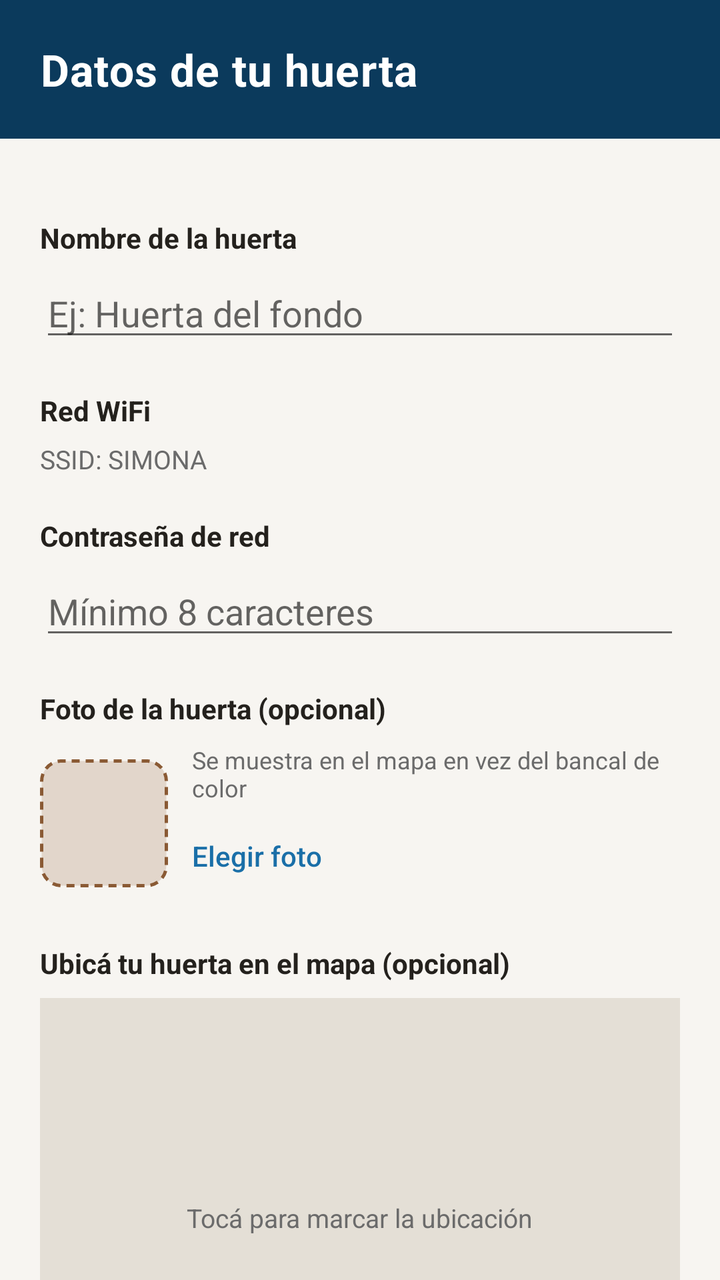
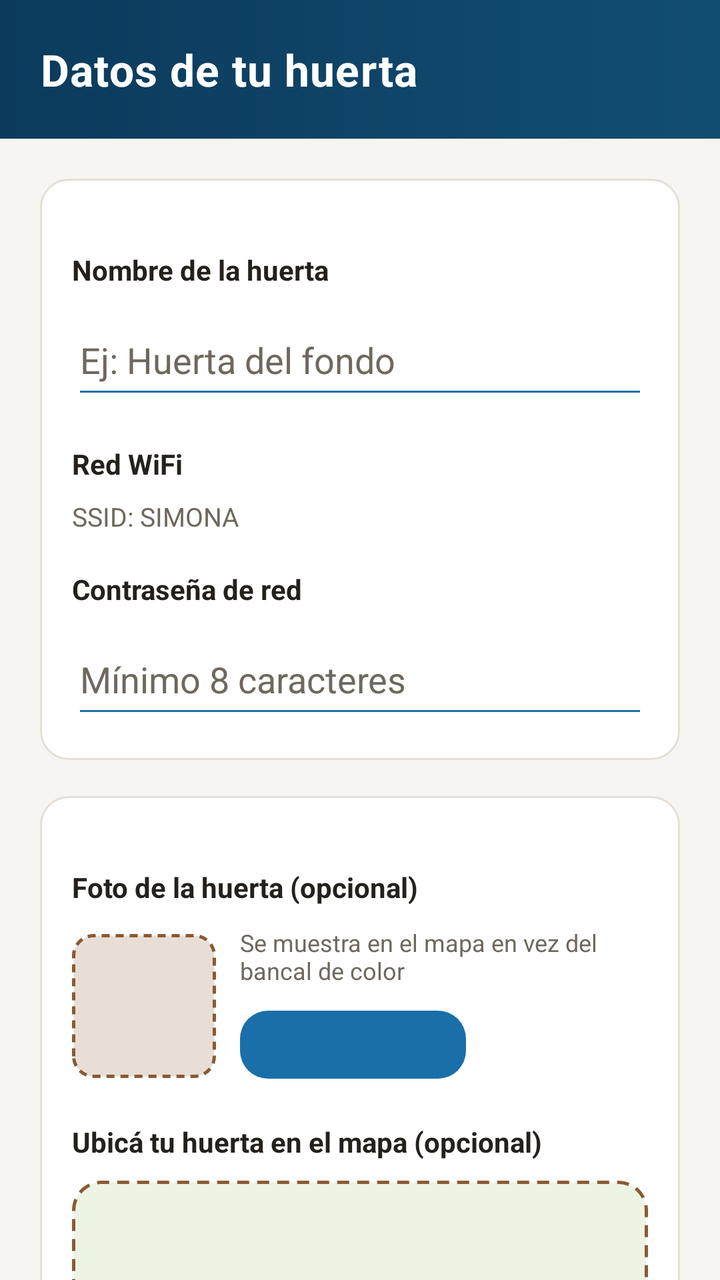

Two renders of the same Android screen: before a commit and after it. Below are the layout's source before the change and the commit's diff.
<!-- AndroidManifest.xml: application theme Theme.Simona -->
<!-- res/layout/activity_datos_huerta.xml -->
<?xml version="1.0" encoding="utf-8"?>
<androidx.core.widget.NestedScrollView
    xmlns:android="http://schemas.android.com/apk/res/android"
    xmlns:app="http://schemas.android.com/apk/res-auto"
    android:layout_width="match_parent"
    android:layout_height="match_parent"
    android:background="@color/simona_superficie"
    android:fillViewport="true">

    <LinearLayout
        android:layout_width="match_parent"
        android:layout_height="wrap_content"
        android:orientation="vertical">

        <LinearLayout
            android:layout_width="match_parent"
            android:layout_height="wrap_content"
            android:orientation="vertical"
            android:background="@drawable/bg_header"
            android:padding="20dp">

            <TextView
                android:layout_width="wrap_content"
                android:layout_height="wrap_content"
                android:text="@string/datos_huerta_titulo"
                android:textAppearance="@style/TextAppearance.Simona.HeaderTitle" />

        </LinearLayout>

        <LinearLayout
            android:layout_width="match_parent"
            android:layout_height="wrap_content"
            android:orientation="vertical"
            android:padding="20dp">

            
            <TextView style="@style/RangoTitulo" android:text="@string/label_nombre_huerta" />
            <EditText
                android:id="@+id/etNombre"
                android:layout_width="match_parent"
                android:layout_height="wrap_content"
                android:layout_marginTop="6dp"
                android:hint="@string/hint_nombre_huerta"
                android:inputType="textCapSentences"
                android:maxLines="1"
                android:textColor="@color/simona_dark_gray" />
            <TextView
                android:id="@+id/tvErrorNombre"
                style="@style/RangoAviso"
                android:text="@string/error_nombre_huerta_vacio"
                android:visibility="gone" />

            
            <TextView style="@style/RangoTitulo" android:text="@string/label_red_wifi" />
            <TextView
                android:layout_width="wrap_content"
                android:layout_height="wrap_content"
                android:layout_marginTop="6dp"
                android:text="@string/ssid_fijo"
                android:textColor="#6B6B6B"
                android:textSize="13sp" />

            <TextView style="@style/RangoTitulo" android:text="@string/label_password_red" />
            <EditText
                android:id="@+id/etPassword"
                android:layout_width="match_parent"
                android:layout_height="wrap_content"
                android:layout_marginTop="6dp"
                android:hint="@string/hint_password_red"
                android:inputType="textPassword"
                android:maxLines="1"
                android:textColor="@color/simona_dark_gray" />
            <TextView
                android:id="@+id/tvErrorPassword"
                style="@style/RangoAviso"
                android:text="@string/error_password_corta"
                android:visibility="gone" />

            
            <TextView style="@style/RangoTitulo" android:text="@string/label_foto_huerta" />
            <LinearLayout
                android:layout_width="match_parent"
                android:layout_height="wrap_content"
                android:layout_marginTop="8dp"
                android:orientation="horizontal"
                android:gravity="center_vertical">

                <FrameLayout
                    android:layout_width="64dp"
                    android:layout_height="64dp"
                    android:background="@drawable/bg_bancal">

                    <ImageView
                        android:id="@+id/ivFotoPreview"
                        android:layout_width="match_parent"
                        android:layout_height="match_parent"
                        android:scaleType="centerCrop"
                        android:visibility="gone"
                        android:contentDescription="@string/label_foto_huerta" />

                </FrameLayout>

                <LinearLayout
                    android:layout_width="0dp"
                    android:layout_height="wrap_content"
                    android:layout_weight="1"
                    android:layout_marginStart="12dp"
                    android:orientation="vertical">

                    <TextView
                        android:id="@+id/tvFotoHint"
                        android:layout_width="wrap_content"
                        android:layout_height="wrap_content"
                        android:text="@string/hint_foto_huerta"
                        android:textColor="#6B6B6B"
                        android:textSize="12sp" />

                    <com.google.android.material.button.MaterialButton
                        android:id="@+id/btnElegirFoto"
                        style="@style/Widget.MaterialComponents.Button.TextButton"
                        android:layout_width="wrap_content"
                        android:layout_height="wrap_content"
                        android:layout_marginTop="2dp"
                        android:paddingStart="0dp"
                        android:paddingEnd="0dp"
                        android:minWidth="0dp"
                        android:text="@string/btn_elegir_foto"
                        android:textColor="@color/simona_blue" />

                    <com.google.android.material.button.MaterialButton
                        android:id="@+id/btnQuitarFoto"
                        style="@style/Widget.MaterialComponents.Button.TextButton"
                        android:layout_width="wrap_content"
                        android:layout_height="wrap_content"
                        android:paddingStart="0dp"
                        android:paddingEnd="0dp"
                        android:minWidth="0dp"
                        android:text="@string/btn_quitar_foto"
                        android:textColor="@color/simona_rojo"
                        android:visibility="gone" />

                </LinearLayout>

            </LinearLayout>

            
            <TextView style="@style/RangoTitulo" android:text="@string/label_ubicacion_mapa" />
            <FrameLayout
                android:id="@+id/croquis"
                android:layout_width="match_parent"
                android:layout_height="220dp"
                android:layout_marginTop="8dp"
                android:background="@color/simona_light_gray">

                <TextView
                    android:id="@+id/tvCroquisHint"
                    android:layout_width="wrap_content"
                    android:layout_height="wrap_content"
                    android:layout_gravity="center"
                    android:text="@string/hint_croquis"
                    android:textColor="#6B6B6B"
                    android:textSize="13sp" />

                <View
                    android:id="@+id/marcador"
                    android:layout_width="22dp"
                    android:layout_height="22dp"
                    android:layout_gravity="top|start"
                    android:background="@drawable/marker_huerta"
                    android:visibility="gone" />

            </FrameLayout>

            <com.google.android.material.button.MaterialButton
                android:id="@+id/btnGuardar"
                android:layout_width="match_parent"
                android:layout_height="52dp"
                android:layout_marginTop="24dp"
                android:backgroundTint="@color/simona_blue"
                android:text="@string/guardar_y_continuar"
                android:textAllCaps="false"
                android:textColor="@color/simona_white"
                android:textStyle="bold"
                app:cornerRadius="12dp" />

        </LinearLayout>

    </LinearLayout>

</androidx.core.widget.NestedScrollView>
<!-- resources referenced by this layout -->
<resources>
  <color name="simona_blue">@color/simona_azul</color>
  <color name="simona_dark_gray">@color/simona_tinta</color>
  <color name="simona_light_gray">@color/simona_linea</color>
  <color name="simona_white">@color/simona_blanco</color>
  <!-- drawable bg_header (drawable) -->
  <?xml version="1.0" encoding="utf-8"?>
  <shape xmlns:android="http://schemas.android.com/apk/res/android"
      android:shape="rectangle">
      <solid android:color="@color/simona_azul_header" />
  </shape>
  <!-- drawable marker_huerta (drawable) -->
  <?xml version="1.0" encoding="utf-8"?>
  
  <shape xmlns:android="http://schemas.android.com/apk/res/android"
      android:shape="oval">
      <solid android:color="@color/simona_green" />
      <stroke
          android:width="2dp"
          android:color="@color/simona_white" />
  </shape>
  <style name="RangoTitulo">
          <item name="android:layout_width">wrap_content</item>
          <item name="android:layout_height">wrap_content</item>
          <item name="android:layout_marginTop">20dp</item>
          <item name="android:textColor">@color/simona_dark_gray</item>
          <item name="android:textSize">14sp</item>
          <item name="android:textStyle">bold</item>
      </style>
  <style name="TextAppearance.Simona.HeaderTitle" parent="TextAppearance.Simona">
          <item name="android:textColor">@color/simona_on_color</item>
          <item name="android:textSize">22sp</item>
          <item name="android:textStyle">bold</item>
          <item name="android:letterSpacing">0.02</item>
      </style>
  <style name="Theme.Simona" parent="Theme.MaterialComponents.DayNight.NoActionBar">
          <item name="colorPrimary">@color/simona_azul</item>
          <item name="colorPrimaryVariant">@color/simona_azul_oscuro</item>
          <item name="colorOnPrimary">@color/simona_on_color</item>
          <item name="colorSecondary">@color/simona_verde_claro</item>
          <item name="colorOnSecondary">@color/simona_on_accent</item>
          <item name="android:statusBarColor">@color/simona_azul_header</item>
          <item name="android:navigationBarColor">@color/simona_blanco</item>
          <item name="android:windowBackground">@color/simona_superficie</item>
          <item name="materialButtonStyle">@style/Widget.Simona.Button</item>
      </style>
  <color name="simona_green">@color/simona_verde_claro</color>
  <style name="TextAppearance.Simona" parent="TextAppearance.MaterialComponents.Body1" />
  <color name="simona_azul_oscuro">#0F4C73</color>
  <style name="Widget.Simona.Button" parent="Widget.MaterialComponents.Button">
          <item name="cornerRadius">12dp</item>
          <item name="android:textAllCaps">false</item>
          <item name="android:letterSpacing">0</item>
      </style>
  <!-- unchanged entries left out for length: 29 -->
</resources>

<!-- the commit's change to res/layout/activity_datos_huerta.xml (unified diff, before → after) -->
@@ -15,8 +15,8 @@
         <LinearLayout
             android:layout_width="match_parent"
             android:layout_height="wrap_content"
+            android:background="@drawable/bg_header"
             android:orientation="vertical"
-            android:background="@drawable/bg_header"
             android:padding="20dp">
 
             <TextView
@@ -24,7 +24,6 @@
                 android:layout_height="wrap_content"
                 android:text="@string/datos_huerta_titulo"
                 android:textAppearance="@style/TextAppearance.Simona.HeaderTitle" />
-
         </LinearLayout>
 
         <LinearLayout
@@ -33,158 +32,179 @@
             android:orientation="vertical"
             android:padding="20dp">
 
-            
-            <TextView style="@style/RangoTitulo" android:text="@string/label_nombre_huerta" />
-            <EditText
-                android:id="@+id/etNombre"
-                android:layout_width="match_parent"
-                android:layout_height="wrap_content"
-                android:layout_marginTop="6dp"
-                android:hint="@string/hint_nombre_huerta"
-                android:inputType="textCapSentences"
-                android:maxLines="1"
-                android:textColor="@color/simona_dark_gray" />
-            <TextView
-                android:id="@+id/tvErrorNombre"
-                style="@style/RangoAviso"
-                android:text="@string/error_nombre_huerta_vacio"
-                android:visibility="gone" />
-
-            
-            <TextView style="@style/RangoTitulo" android:text="@string/label_red_wifi" />
-            <TextView
-                android:layout_width="wrap_content"
-                android:layout_height="wrap_content"
-                android:layout_marginTop="6dp"
-                android:text="@string/ssid_fijo"
-                android:textColor="#6B6B6B"
-                android:textSize="13sp" />
-
-            <TextView style="@style/RangoTitulo" android:text="@string/label_password_red" />
-            <EditText
-                android:id="@+id/etPassword"
-                android:layout_width="match_parent"
-                android:layout_height="wrap_content"
-                android:layout_marginTop="6dp"
-                android:hint="@string/hint_password_red"
-                android:inputType="textPassword"
-                android:maxLines="1"
-                android:textColor="@color/simona_dark_gray" />
-            <TextView
-                android:id="@+id/tvErrorPassword"
-                style="@style/RangoAviso"
-                android:text="@string/error_password_corta"
-                android:visibility="gone" />
-
-            
-            <TextView style="@style/RangoTitulo" android:text="@string/label_foto_huerta" />
             <LinearLayout
                 android:layout_width="match_parent"
                 android:layout_height="wrap_content"
-                android:layout_marginTop="8dp"
-                android:orientation="horizontal"
-                android:gravity="center_vertical">
+                android:background="@drawable/bg_chip_resumen"
+                android:orientation="vertical"
+                android:padding="16dp">
+
+                <TextView
+                    style="@style/RangoTitulo"
+                    android:text="@string/label_nombre_huerta" />
+
+                <EditText
+                    android:id="@+id/etNombre"
+                    android:layout_width="match_parent"
+                    android:layout_height="52dp"
+                    android:layout_marginTop="8dp"
+                    android:backgroundTint="@color/simona_azul"
+                    android:hint="@string/hint_nombre_huerta"
+                    android:inputType="textCapSentences"
+                    android:maxLines="1"
+                    android:textColor="@color/simona_tinta"
+                    android:textColorHint="@color/simona_tinta_suave" />
+
+                <TextView
+                    android:id="@+id/tvErrorNombre"
+                    style="@style/RangoAviso"
+                    android:text="@string/error_nombre_huerta_vacio"
+                    android:visibility="gone" />
+
+                <TextView
+                    style="@style/RangoTitulo"
+                    android:layout_marginTop="18dp"
+                    android:text="@string/label_red_wifi" />
+
+                <TextView
+                    android:layout_width="wrap_content"
+                    android:layout_height="wrap_content"
+                    android:layout_marginTop="8dp"
+                    android:text="@string/ssid_fijo"
+                    android:textColor="@color/simona_tinta_suave"
+                    android:textSize="13sp" />
+
+                <TextView
+                    style="@style/RangoTitulo"
+                    android:layout_marginTop="18dp"
+                    android:text="@string/label_password_red" />
+
+                <EditText
+                    android:id="@+id/etPassword"
+                    android:layout_width="match_parent"
+                    android:layout_height="52dp"
+                    android:layout_marginTop="8dp"
+                    android:backgroundTint="@color/simona_azul"
+                    android:hint="@string/hint_password_red"
+                    android:inputType="textPassword"
+                    android:maxLines="1"
+                    android:textColor="@color/simona_tinta"
+                    android:textColorHint="@color/simona_tinta_suave" />
+
+                <TextView
+                    android:id="@+id/tvErrorPassword"
+                    style="@style/RangoAviso"
+                    android:text="@string/error_password_corta"
+                    android:visibility="gone" />
+            </LinearLayout>
+
+            <LinearLayout
+                android:layout_width="match_parent"
+                android:layout_height="wrap_content"
+                android:layout_marginTop="18dp"
+                android:background="@drawable/bg_chip_resumen"
+                android:orientation="vertical"
+                android:padding="16dp">
+
+                <TextView
+                    style="@style/RangoTitulo"
+                    android:text="@string/label_foto_huerta" />
+
+                <LinearLayout
+                    android:layout_width="match_parent"
+                    android:layout_height="wrap_content"
+                    android:layout_marginTop="10dp"
+                    android:gravity="center_vertical"
+                    android:orientation="horizontal">
+
+                    <FrameLayout
+                        android:layout_width="72dp"
+                        android:layout_height="72dp"
+                        android:background="@drawable/bg_bancal">
+
+                        <ImageView
+                            android:id="@+id/ivFotoPreview"
+                            android:layout_width="match_parent"
+                            android:layout_height="match_parent"
+                            android:contentDescription="@string/label_foto_huerta"
+                            android:scaleType="centerCrop"
+                            android:visibility="gone" />
+                    </FrameLayout>
+
+                    <LinearLayout
+                        android:layout_width="0dp"
+                        android:layout_height="wrap_content"
+                        android:layout_marginStart="12dp"
+                        android:layout_weight="1"
+                        android:orientation="vertical">
+
+                        <TextView
+                            android:id="@+id/tvFotoHint"
+                            android:layout_width="wrap_content"
+                            android:layout_height="wrap_content"
+                            android:text="@string/hint_foto_huerta"
+                            android:textColor="@color/simona_tinta_suave"
+                            android:textSize="12sp" />
+
+                        <com.google.android.material.button.MaterialButton
+                            android:id="@+id/btnElegirFoto"
+                            style="@style/Widget.Simona.Button"
+                            android:layout_width="wrap_content"
+                            android:layout_height="42dp"
+                            android:layout_marginTop="8dp"
+                            android:text="@string/btn_elegir_foto"
+                            android:textColor="@color/simona_azul" />
+
+                        <com.google.android.material.button.MaterialButton
+                            android:id="@+id/btnQuitarFoto"
+                            style="@style/Widget.Simona.Button"
+                            android:layout_width="wrap_content"
+                            android:layout_height="42dp"
+                            android:layout_marginTop="4dp"
+                            android:text="@string/btn_quitar_foto"
+                            android:textColor="@color/simona_rojo"
+                            android:visibility="gone" />
+                    </LinearLayout>
+                </LinearLayout>
+
+                <TextView
+                    style="@style/RangoTitulo"
+                    android:layout_marginTop="18dp"
+                    android:text="@string/label_ubicacion_mapa" />
 
                 <FrameLayout
-                    android:layout_width="64dp"
-                    android:layout_height="64dp"
-                    android:background="@drawable/bg_bancal">
-
-                    <ImageView
-                        android:id="@+id/ivFotoPreview"
-                        android:layout_width="match_parent"
-                        android:layout_height="match_parent"
-                        android:scaleType="centerCrop"
-                        android:visibility="gone"
-                        android:contentDescription="@string/label_foto_huerta" />
-
-                </FrameLayout>
-
-                <LinearLayout
-                    android:layout_width="0dp"
-                    android:layout_height="wrap_content"
-                    android:layout_weight="1"
-                    android:layout_marginStart="12dp"
-                    android:orientation="vertical">
+                    android:id="@+id/croquis"
+                    android:layout_width="match_parent"
+                    android:layout_height="220dp"
+                    android:layout_marginTop="10dp"
+                    android:background="@drawable/bg_terreno_croquis">
 
                     <TextView
-                        android:id="@+id/tvFotoHint"
+                        android:id="@+id/tvCroquisHint"
                         android:layout_width="wrap_content"
                         android:layout_height="wrap_content"
-                        android:text="@string/hint_foto_huerta"
-                        android:textColor="#6B6B6B"
-                        android:textSize="12sp" />
-
-                    <com.google.android.material.button.MaterialButton
-                        android:id="@+id/btnElegirFoto"
-                        style="@style/Widget.MaterialComponents.Button.TextButton"
-                        android:layout_width="wrap_content"
-                        android:layout_height="wrap_content"
-                        android:layout_marginTop="2dp"
-                        android:paddingStart="0dp"
-                        android:paddingEnd="0dp"
-                        android:minWidth="0dp"
-                        android:text="@string/btn_elegir_foto"
-                        android:textColor="@color/simona_blue" />
-
-                    <com.google.android.material.button.MaterialButton
-                        android:id="@+id/btnQuitarFoto"
-                        style="@style/Widget.MaterialComponents.Button.TextButton"
-                        android:layout_width="wrap_content"
-                        android:layout_height="wrap_content"
-                        android:paddingStart="0dp"
-                        android:paddingEnd="0dp"
-                        android:minWidth="0dp"
-                        android:text="@string/btn_quitar_foto"
-                        android:textColor="@color/simona_rojo"
+                        android:layout_gravity="center"
+                        android:text="@string/hint_croquis"
+                        android:textColor="@color/simona_tinta_suave"
+                        android:textSize="13sp" />
+
+                    <View
+                        android:id="@+id/marcador"
+                        android:layout_width="22dp"
+                        android:layout_height="22dp"
+                        android:layout_gravity="top|start"
+                        android:background="@drawable/marker_huerta"
                         android:visibility="gone" />
-
-                </LinearLayout>
-
+                </FrameLayout>
             </LinearLayout>
-
-            
-            <TextView style="@style/RangoTitulo" android:text="@string/label_ubicacion_mapa" />
-            <FrameLayout
-                android:id="@+id/croquis"
-                android:layout_width="match_parent"
-                android:layout_height="220dp"
-                android:layout_marginTop="8dp"
-                android:background="@color/simona_light_gray">
-
-                <TextView
-                    android:id="@+id/tvCroquisHint"
-                    android:layout_width="wrap_content"
-                    android:layout_height="wrap_content"
-                    android:layout_gravity="center"
-                    android:text="@string/hint_croquis"
-                    android:textColor="#6B6B6B"
-                    android:textSize="13sp" />
-
-                <View
-                    android:id="@+id/marcador"
-                    android:layout_width="22dp"
-                    android:layout_height="22dp"
-                    android:layout_gravity="top|start"
-                    android:background="@drawable/marker_huerta"
-                    android:visibility="gone" />
-
-            </FrameLayout>
 
             <com.google.android.material.button.MaterialButton
                 android:id="@+id/btnGuardar"
+                style="@style/Widget.Simona.Button.Primary"
                 android:layout_width="match_parent"
                 android:layout_height="52dp"
                 android:layout_marginTop="24dp"
-                android:backgroundTint="@color/simona_blue"
-                android:text="@string/guardar_y_continuar"
-                android:textAllCaps="false"
-                android:textColor="@color/simona_white"
-                android:textStyle="bold"
-                app:cornerRadius="12dp" />
-
+                android:text="@string/guardar_y_continuar" />
         </LinearLayout>
-
     </LinearLayout>
-
 </androidx.core.widget.NestedScrollView>
<!-- resource entries referenced after the edit -->
@@ -1,57 +1,97 @@
 <!-- resources referenced by this layout -->
 <resources>
-  <color name="simona_blue">@color/simona_azul</color>
-  <color name="simona_dark_gray">@color/simona_tinta</color>
-  <color name="simona_light_gray">@color/simona_linea</color>
-  <color name="simona_white">@color/simona_blanco</color>
+  <color name="simona_tinta_suave">#6E685F</color>
+  <!-- drawable bg_chip_resumen (drawable) -->
+  <?xml version="1.0" encoding="utf-8"?>
+  <shape xmlns:android="http://schemas.android.com/apk/res/android"
+      android:shape="rectangle">
+      <solid android:color="@color/simona_card_bg" />
+      <stroke android:width="1dp" android:color="@color/simona_linea" />
+      <corners android:radius="14dp" />
+  </shape>
   <!-- drawable bg_header (drawable) -->
   <?xml version="1.0" encoding="utf-8"?>
   <shape xmlns:android="http://schemas.android.com/apk/res/android"
       android:shape="rectangle">
-      <solid android:color="@color/simona_azul_header" />
+      <gradient
+          android:angle="0"
+          android:startColor="@color/simona_azul_header"
+          android:endColor="@color/simona_azul_header_2" />
+      <corners android:bottomLeftRadius="0dp" android:bottomRightRadius="0dp" />
+  </shape>
+  <!-- drawable bg_terreno_croquis (drawable) -->
+  <shape xmlns:android="http://schemas.android.com/apk/res/android"
+      android:shape="rectangle">
+      <solid android:color="#EEF4E4" />
+      <stroke android:width="1.5dp" android:color="#8A5A34" android:dashWidth="6dp" android:dashGap="4dp" />
+      <corners android:radius="14dp" />
   </shape>
   <!-- drawable marker_huerta (drawable) -->
   <?xml version="1.0" encoding="utf-8"?>
   
   <shape xmlns:android="http://schemas.android.com/apk/res/android"
       android:shape="oval">
-      <solid android:color="@color/simona_green" />
+      <solid android:color="@color/simona_verde_claro" />
       <stroke
-          android:width="2dp"
-          android:color="@color/simona_white" />
+          android:width="3dp"
+          android:color="@color/simona_blanco" />
   </shape>
   <style name="RangoTitulo">
           <item name="android:layout_width">wrap_content</item>
           <item name="android:layout_height">wrap_content</item>
           <item name="android:layout_marginTop">20dp</item>
-          <item name="android:textColor">@color/simona_dark_gray</item>
+          <item name="android:textColor">@color/simona_tinta</item>
           <item name="android:textSize">14sp</item>
           <item name="android:textStyle">bold</item>
       </style>
-  <style name="TextAppearance.Simona.HeaderTitle" parent="TextAppearance.Simona">
+  <style name="TextAppearance.Simona.HeaderTitle" parent="TextAppearance.Material3.TitleLarge">
           <item name="android:textColor">@color/simona_on_color</item>
           <item name="android:textSize">22sp</item>
           <item name="android:textStyle">bold</item>
           <item name="android:letterSpacing">0.02</item>
       </style>
-  <style name="Theme.Simona" parent="Theme.MaterialComponents.DayNight.NoActionBar">
+  <style name="Theme.Simona" parent="Theme.Material3.DayNight.NoActionBar">
           <item name="colorPrimary">@color/simona_azul</item>
-          <item name="colorPrimaryVariant">@color/simona_azul_oscuro</item>
+          <item name="colorPrimaryContainer">@color/simona_azul_suave</item>
           <item name="colorOnPrimary">@color/simona_on_color</item>
           <item name="colorSecondary">@color/simona_verde_claro</item>
+          <item name="colorSecondaryContainer">@color/simona_verde_suave</item>
           <item name="colorOnSecondary">@color/simona_on_accent</item>
+          <item name="colorSurface">@color/simona_superficie</item>
+          <item name="colorSurfaceVariant">@color/simona_superficie_2</item>
+          <item name="colorOnSurface">@color/simona_tinta</item>
+          <item name="colorOutline">@color/simona_linea</item>
           <item name="android:statusBarColor">@color/simona_azul_header</item>
           <item name="android:navigationBarColor">@color/simona_blanco</item>
           <item name="android:windowBackground">@color/simona_superficie</item>
+          <item name="android:windowLightStatusBar">false</item>
           <item name="materialButtonStyle">@style/Widget.Simona.Button</item>
+          <item name="textAppearanceBodyLarge">@style/TextAppearance.Simona.BodyLarge</item>
+          <item name="textAppearanceTitleLarge">@style/TextAppearance.Simona.TitleLarge</item>
       </style>
-  <color name="simona_green">@color/simona_verde_claro</color>
-  <style name="TextAppearance.Simona" parent="TextAppearance.MaterialComponents.Body1" />
-  <color name="simona_azul_oscuro">#0F4C73</color>
-  <style name="Widget.Simona.Button" parent="Widget.MaterialComponents.Button">
-          <item name="cornerRadius">12dp</item>
+  <color name="simona_card_bg">#FFFFFF</color>
+  <color name="simona_azul_header_2">#124E72</color>
+  <color name="simona_azul_suave">#E7F1F8</color>
+  <color name="simona_verde_suave">#EEF4E4</color>
+  <color name="simona_superficie_2">#F2F7FA</color>
+  <style name="TextAppearance.Simona.BodyLarge" parent="TextAppearance.Material3.BodyLarge">
+          <item name="android:textColor">@color/simona_tinta</item>
+          <item name="android:textSize">16sp</item>
+      </style>
+  <style name="TextAppearance.Simona.TitleLarge" parent="TextAppearance.Material3.TitleLarge">
+          <item name="android:textColor">@color/simona_tinta</item>
+          <item name="android:textSize">22sp</item>
+          <item name="android:textStyle">bold</item>
+      </style>
+  <style name="Widget.Simona.Button" parent="Widget.Material3.Button">
+          <item name="cornerRadius">14dp</item>
           <item name="android:textAllCaps">false</item>
           <item name="android:letterSpacing">0</item>
+          <item name="android:minHeight">48dp</item>
+      </style>
+  <style name="Widget.Simona.Button.Primary" parent="Widget.Simona.Button">
+          <item name="backgroundTint">@color/simona_azul</item>
+          <item name="android:textColor">@color/simona_on_color</item>
       </style>
   <!-- unchanged entries left out for length: 29 -->
 </resources>
